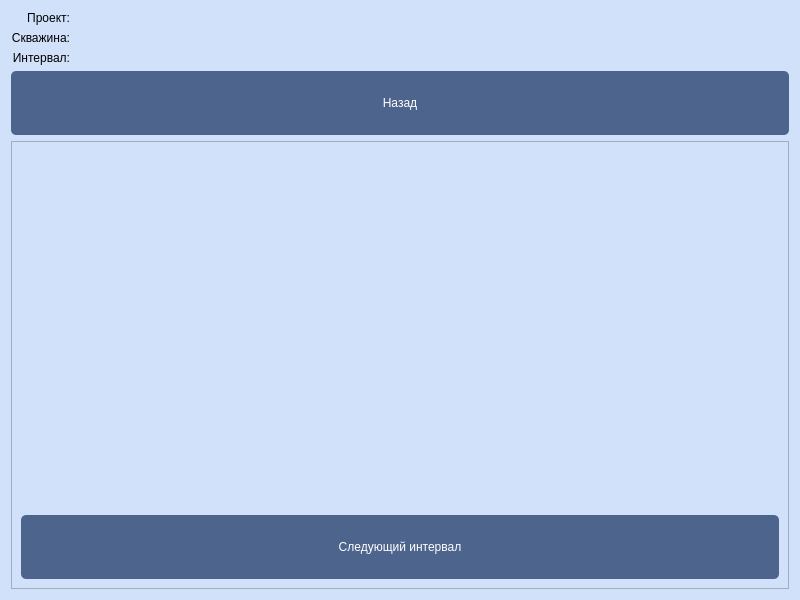
StellarCampfire/GeoPhoto, file resources/ui/IntervalForm.ui: the form before one commit.
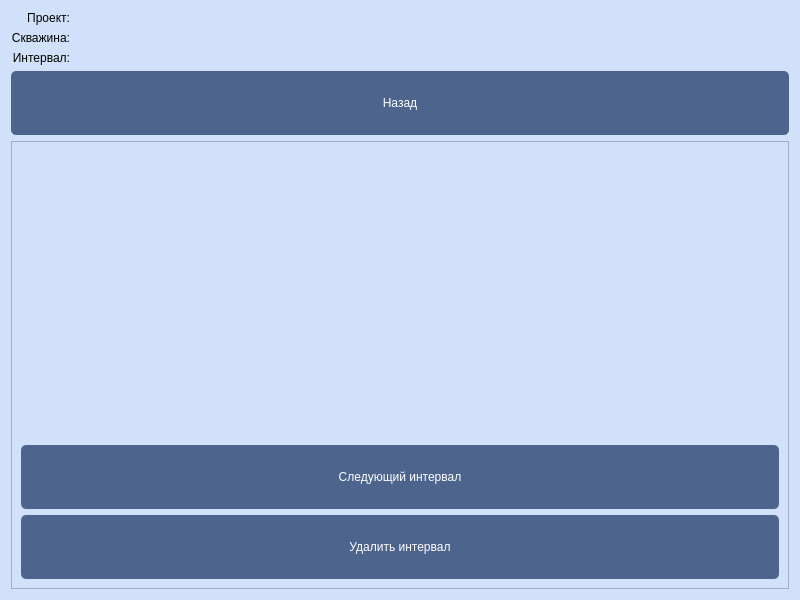
The form after the commit.

What changed in the file:
```diff
--- a/resources/ui/IntervalForm.ui
+++ b/resources/ui/IntervalForm.ui
@@ -145,8 +145,8 @@
        <rect>
         <x>0</x>
         <y>0</y>
-        <width>774</width>
-        <height>397</height>
+        <width>786</width>
+        <height>429</height>
        </rect>
       </property>
       <layout class="QVBoxLayout" name="verticalLayout_4">
@@ -166,6 +166,13 @@
          </property>
         </widget>
        </item>
+       <item>
+        <widget class="QPushButton" name="delete_interval_pushButton">
+         <property name="text">
+          <string>Удалить интервал</string>
+         </property>
+        </widget>
+       </item>
       </layout>
      </widget>
     </widget>
```
